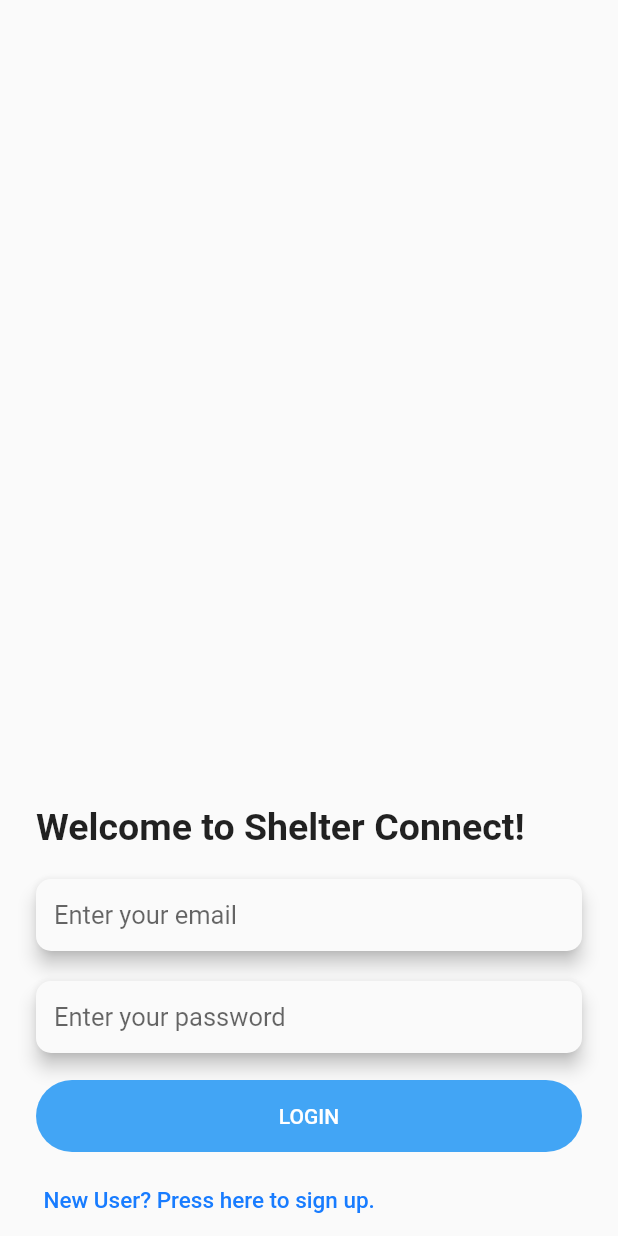
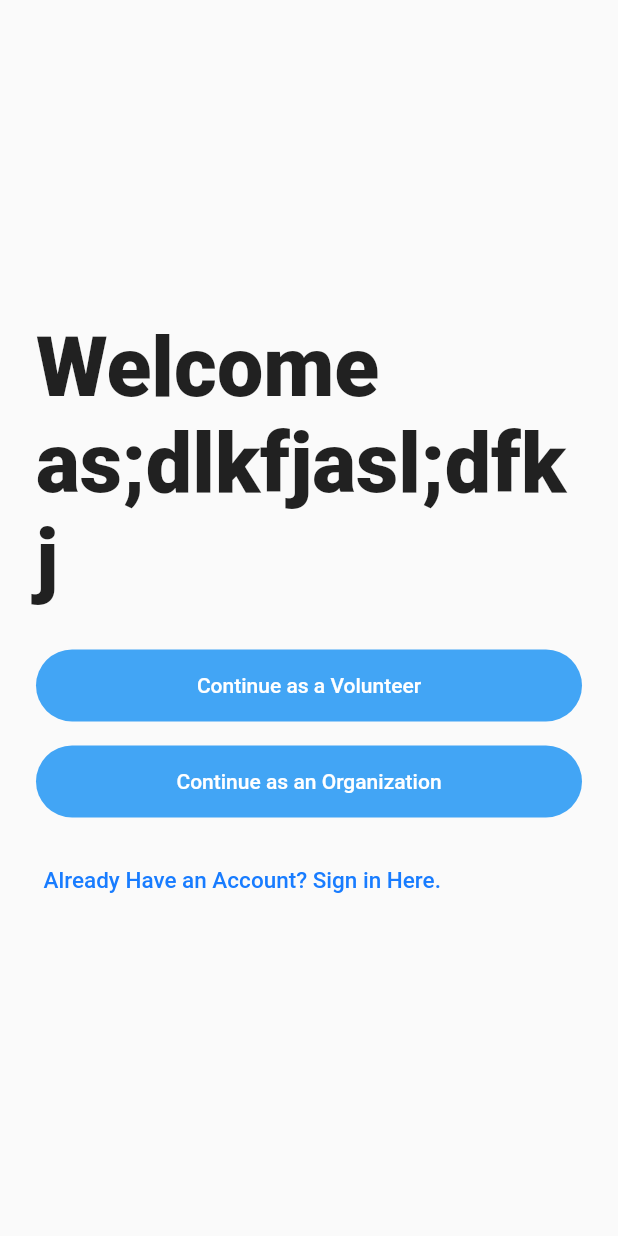
Before and after one commit to Shelter-Connect/phase1, a Flutter app: the screen it shows after launch, on a phone screen of 412 x 824 dp. Run offline on Flutter 3.47's test engine with Material 2 defaults, Android fonts, the light colour scheme and no system bars.

Commit message:
Cleaned up UI Updated formatting Updated sign in / sign up structure to current prototype Changed mentions of 'shelter' to 'organization' Other minor fixes

```diff
--- a/lib/main.dart
+++ b/lib/main.dart
@@ -1,9 +1,10 @@
 import 'package:flutter/material.dart';
 
 import 'constants.dart';
-import 'pages/shelter_confirmation_page.dart';
-import 'pages/shelter_sign_up_extended_page.dart';
-import 'pages/shelter_sign_up_page.dart';
+import 'pages/login_page.dart';
+import 'pages/organization_confirmation_page.dart';
+import 'pages/organization_sign_up_extended_page.dart';
+import 'pages/organization_sign_up_page.dart';
 import 'pages/signup_page.dart';
 import 'pages/volunteer_confirmation_page.dart';
 import 'pages/volunteer_sign_up_page.dart';
@@ -17,20 +18,22 @@ class MyApp extends StatelessWidget {
   @override
   Widget build(BuildContext context) {
     return MaterialApp(
-      title: 'Shelter Connect',
+      title: 'Organization Connect',
       debugShowCheckedModeBanner: false,
       theme: ThemeData(
         colorScheme: colorScheme,
       ),
       routes: {
         '/': (_) => WelcomePage(),
+        '/login': (_) => LoginPage(),
         '/volunteer_confirmation': (_) => VolunteerConfirmation(),
         '/volunteer_sign_up': (_) => VolunteerSignUp(),
-        '/shelter_confirmation': (_) => ShelterConfirmation(),
-        '/shelter_sign_up': (_) => ShelterSignUp(),
-        '/shelter_sign_up_extended': (_) => ShelterSignUpExtended(),
+        '/organization_confirmation': (_) => OrganizationConfirmation(),
+        '/organization_sign_up': (_) => OrganizationSignUp(),
+        '/organization_sign_up_extended': (_) => OrganizationSignUpExtended(),
         '/signup': (_) => SignupPage(),
       },
+      initialRoute: '/',
     );
   }
 }
--- a/lib/pages/shelter_confirmation_page.dart
+++ b/lib/pages/organization_confirmation_page.dart
@@ -4,7 +4,7 @@ import '../components/floating_text_fields.dart';
 import '../components/rounded_button.dart';
 import '../components/text_button.dart';
 
-class ShelterConfirmation extends StatelessWidget {
+class OrganizationConfirmation extends StatelessWidget {
   @override
   Widget build(BuildContext context) {
     return Scaffold(
@@ -23,7 +23,7 @@ class ShelterConfirmation extends StatelessWidget {
               FloatingTextField(
                 hintText: 'Enter Verification Code',
                 onChanged: (val) {
-                  //TODO: Update Shelter Verified or Not Variable
+                  //TODO: Update Organization Verified or Not Variable
                 },
               ),
               TextButton(
@@ -33,7 +33,7 @@ class ShelterConfirmation extends StatelessWidget {
                 },
               ),
               Text(
-                'WARNING: This account will be the only account your shelter will have',
+                'WARNING: This account will be the only account your organization will have',
                 textAlign: TextAlign.center,
                 style: TextStyle(
                   fontWeight: FontWeight.bold,
@@ -44,7 +44,7 @@ class ShelterConfirmation extends StatelessWidget {
               RoundedButton(
                 title: 'VERIFY',
                 onPressed: () {
-                  //TODO Update Shelter verification status
+                  //TODO Update Organization verification status
                 },
               )
             ],
--- a/lib/pages/shelter_sign_up_extended_page.dart
+++ b/lib/pages/organization_sign_up_extended_page.dart
@@ -4,12 +4,14 @@ import '../components/floating_text_fields.dart';
 import '../components/rounded_button.dart';
 import '../constants.dart';
 
-class ShelterSignUpExtended extends StatefulWidget {
+class OrganizationSignUpExtended extends StatefulWidget {
   @override
-  _ShelterSignUpExtendedState createState() => _ShelterSignUpExtendedState();
+  _OrganizationSignUpExtendedState createState() =>
+      _OrganizationSignUpExtendedState();
 }
 
-class _ShelterSignUpExtendedState extends State<ShelterSignUpExtended> {
+class _OrganizationSignUpExtendedState
+    extends State<OrganizationSignUpExtended> {
   String shelterName, description;
   @override
   Widget build(BuildContext context) {
@@ -26,9 +28,9 @@ class _ShelterSignUpExtendedState extends State<ShelterSignUpExtended> {
               Text("We're so excited to partner with you!", style: headerStyle),
               SizedBox(height: 60),
               FloatingTextField(
-                hintText: 'Enter Shelter Name',
+                hintText: 'Enter Organization Name',
                 onChanged: (val) {
-                  //TODO: Update Shelter Name Variable
+                  //TODO: Update Organization Name Variable
                 },
               ),
               SizedBox(height: 20),
@@ -39,20 +41,21 @@ class _ShelterSignUpExtendedState extends State<ShelterSignUpExtended> {
                   });
                 },
                 maxLines: null,
-                hintText: 'Type in a short description of your shelter here.',
+                hintText:
+                    'Type in a short description of your organization here.',
               ),
               SizedBox(height: 20),
               FloatingTextFieldWithSearch(
-                hintText: 'Search for Shelter Location',
+                hintText: 'Search for Organization Location',
                 onChanged: (val) {
-                  //TODO: Update Shelter Location Variable, have autocomplete feature to make it easy to find exact shelter location.
+                  //TODO: Update Organization Location Variable, have autocomplete feature to make it easy to find exact shelter location.
                 },
               ),
               SizedBox(height: 30),
               RoundedButton(
-                title: 'NEXT',
+                title: 'Next',
                 onPressed: () {
-                  //TODO Update Shelter Profile and navigate to the verification page.
+                  Navigator.pushNamed(context, '/organization_confirmation');
                 },
               )
             ],
--- a/lib/pages/shelter_sign_up_page.dart
+++ b/lib/pages/organization_sign_up_page.dart
@@ -5,7 +5,7 @@ import '../components/rounded_button.dart';
 import '../components/text_button.dart';
 import '../constants.dart';
 
-class ShelterSignUp extends StatelessWidget {
+class OrganizationSignUp extends StatelessWidget {
   @override
   Widget build(BuildContext context) {
     return Scaffold(
@@ -17,7 +17,7 @@ class ShelterSignUp extends StatelessWidget {
             mainAxisAlignment: MainAxisAlignment.center,
             crossAxisAlignment: CrossAxisAlignment.start,
             children: <Widget>[
-              Text('Shelter Sign Up', style: titleStyle),
+              Text('Organization Sign Up', style: titleStyle),
               SizedBox(height: 35),
               FloatingTextField(
                 hintText: 'Enter Organization E-mail',
@@ -43,13 +43,14 @@ class ShelterSignUp extends StatelessWidget {
               RoundedButton(
                 title: 'Sign Up',
                 onPressed: () {
-                  //TODO: Make Sign up go to Volunteer Confirmation
+                  Navigator.pushNamed(
+                      context, '/organization_sign_up_extended');
                 },
               ),
               Padding(
                 padding: const EdgeInsets.only(left: 5.0),
                 child: TextButton(
-                  text: 'Not a Shelter?',
+                  text: 'Not an Organization?',
                   onPressed: () {
                     Navigator.pop(context);
                   },
--- a/lib/pages/welcome_page.dart
+++ b/lib/pages/welcome_page.dart
@@ -1,8 +1,8 @@
 import 'package:flutter/material.dart';
 
-import '../components/floating_text_fields.dart';
 import '../components/rounded_button.dart';
 import '../components/text_button.dart';
+import '../constants.dart';
 
 class WelcomePage extends StatefulWidget {
   @override
@@ -13,59 +13,38 @@ class _WelcomePageState extends State<WelcomePage> {
   @override
   Widget build(BuildContext context) {
     return Scaffold(
-      body: Column(
-        mainAxisAlignment: MainAxisAlignment.end,
-        crossAxisAlignment: CrossAxisAlignment.center,
-        children: <Widget>[
-          Container(
+      body: Container(
         padding: EdgeInsets.symmetric(horizontal: 24.0),
         child: Column(
+          mainAxisAlignment: MainAxisAlignment.center,
           crossAxisAlignment: CrossAxisAlignment.start,
           children: <Widget>[
-                Text(
-                  'Welcome to Shelter Connect!',
-                  style: TextStyle(
-                    fontSize: 25.0,
-                    fontWeight: FontWeight.bold,
-                  ),
-                ),
+            Text('Welcome as;dlkfjasl;dfkj', style: titleStyle),
             SizedBox(height: 20.0),
-                Align(
-                  alignment: Alignment.centerLeft,
-                  child: FloatingTextField(
-                    hintText: 'Enter your email',
-                    onChanged: (val) {
-                      //TODO: Update Password Variable
-                    },
-                  ),
-                ),
-                SizedBox(height: 20.0),
-                FloatingTextField(
-                  hintText: 'Enter your password',
-                  onChanged: (val) {
-                    //TODO: Update Password Variable
-                  },
-                ),
-                SizedBox(height: 10.0),
             RoundedButton(
-                  title: 'LOGIN',
+              title: 'Continue as a Volunteer',
               onPressed: () {
                 //TODO Check for Existing user. IF true, log them in. IF false, show error message
               },
             ),
+            RoundedButton(
+              title: 'Continue as an Organization',
+              onPressed: () {
+                Navigator.pushNamed(context, '/organization_sign_up');
+              },
+            ),
+            SizedBox(height: 10.0),
             Padding(
               padding: const EdgeInsets.only(left: 5.0),
               child: TextButton(
-                    text: 'New User? Press here to sign up.',
+                text: 'Already Have an Account? Sign in Here.',
                 onPressed: () {
-                      Navigator.pushNamed(context, '/signup');
+                  Navigator.pushNamed(context, '/login');
                 },
               ),
             ),
           ],
         ),
-          )
-        ],
       ),
     );
   }
```
Also changed, not shown: lib/pages/login_page.dart (added, +57 -0 lines). Lines whose indentation alone changed are shown as unchanged.
